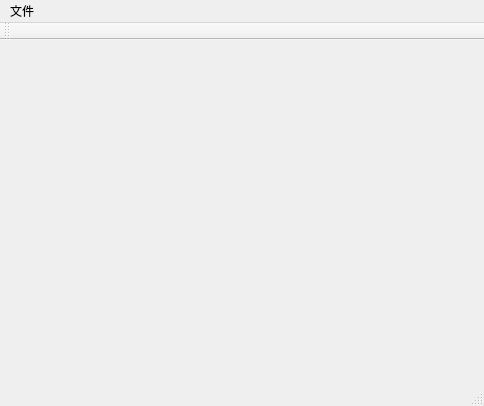
Above: GenerateCrossSectionWdigets.ui from xczh0708/GenerateCrossSectionWdigets before the change. Below: the same form after it.
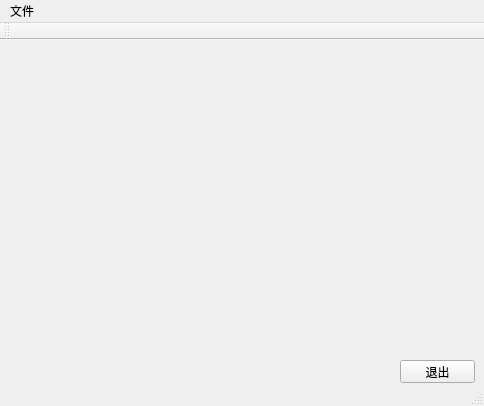
That is the form after the change.

Commit message: 退出以及打开文件按钮功能实现

```diff
--- a/GenerateCrossSectionWdigets.ui
+++ b/GenerateCrossSectionWdigets.ui
@@ -13,7 +13,21 @@
   <property name="windowTitle">
    <string>GenerateCrossSectionWdigets</string>
   </property>
-  <widget class="QWidget" name="centralWidget"/>
+  <widget class="QWidget" name="centralWidget">
+   <widget class="QPushButton" name="quitButton">
+    <property name="geometry">
+     <rect>
+      <x>400</x>
+      <y>320</y>
+      <width>75</width>
+      <height>23</height>
+     </rect>
+    </property>
+    <property name="text">
+     <string>退出</string>
+    </property>
+   </widget>
+  </widget>
   <widget class="QMenuBar" name="menuBar">
    <property name="geometry">
     <rect>
```
The commit also changes 24 other files.
